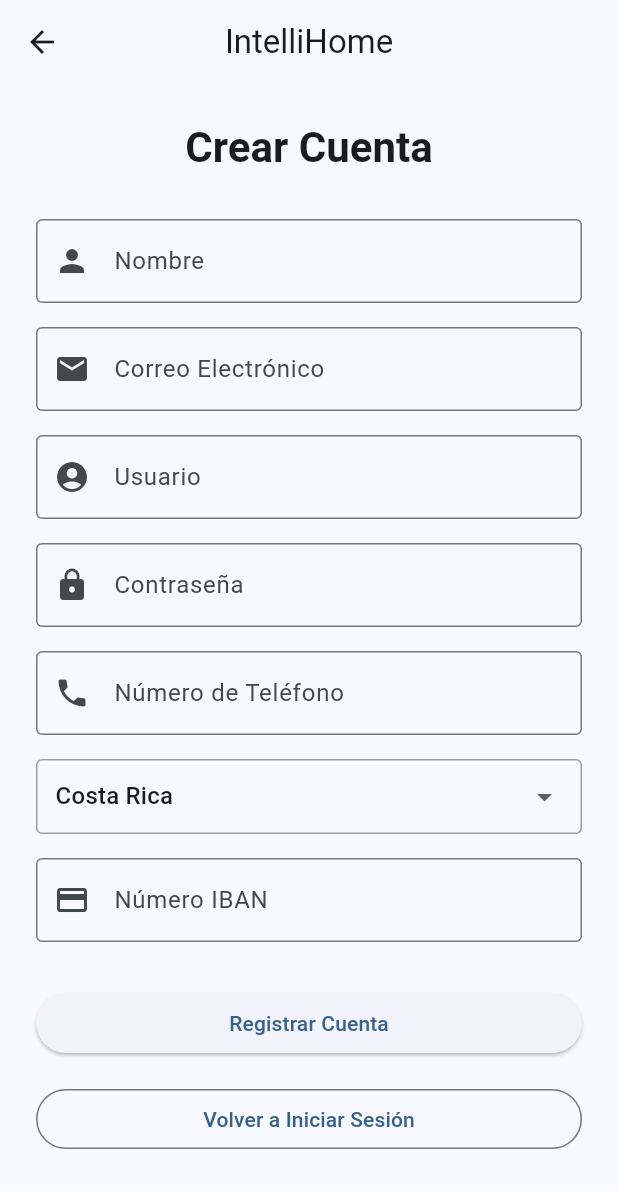
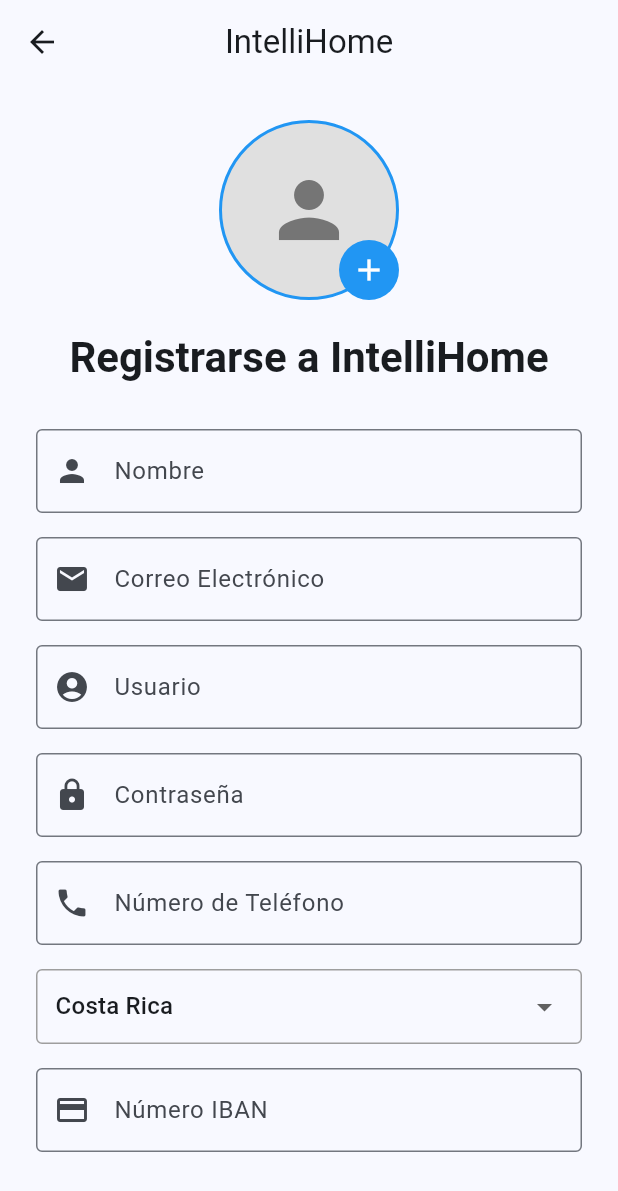
Before and after one commit to Rodiver-Baltodano/Proyect_IntelliHome, a Flutter app: the RegisterScreen screen opened by its route, on a phone screen of 412 x 824 dp. Shown: the top 1191 px of the screen. Run offline on Flutter 3.47's test engine with Material 3 defaults, Android fonts, the phone set to English and light mode, and no system bars; our stand-ins replace flutter_colorpicker; accounts and stored records are empty.

Commit message:
Se agregan mas opciones a la vista register
- Se agrega el espacio para subir una foto
- Se agrega el espacio para aceptar terminos y condiciones

```diff
--- a/intellihome/lib/screens/auth/register_screen.dart
+++ b/intellihome/lib/screens/auth/register_screen.dart
@@ -16,6 +16,7 @@
   final _ibanController = TextEditingController();
 
   String _nacionalidadSeleccionada = 'Costa Rica';
+  bool _aceptaTerminos = false;
 
   final List<String> _nacionalidades = [
     'Costa Rica',
@@ -54,6 +55,7 @@
     print('Teléfono: ${_telefonoController.text}');
     print('Nacionalidad: $_nacionalidadSeleccionada');
     print('IBAN: ${_ibanController.text}');
+    print('Acepta Términos: $_aceptaTerminos');
     print('==========================');
 
     ScaffoldMessenger.of(context).showSnackBar(
@@ -62,6 +64,10 @@
         backgroundColor: Colors.green,
       ),
     );
+  }
+
+  void _handleTerminosAndCondiciones() {
+    print('Hipervinculo de Términos y Condiciones presionado');
   }
 
   @override
@@ -78,9 +84,51 @@
             mainAxisAlignment: MainAxisAlignment.center,
             crossAxisAlignment: CrossAxisAlignment.stretch,
             children: [
-              // Título
+              // Foto de perfil circular con +
+              Center(
+                child: Stack(
+                  children: [
+                    Container(
+                      width: 120,
+                      height: 120,
+                      decoration: BoxDecoration(
+                        shape: BoxShape.circle,
+                        color: Colors.grey[300],
+                        border: Border.all(
+                          color: Colors.blue,
+                          width: 2,
+                        ),
+                      ),
+                      child: Icon(
+                        Icons.person,
+                        size: 60,
+                        color: Colors.grey[600],
+                      ),
+                    ),
+                    Positioned(
+                      bottom: 0,
+                      right: 0,
+                      child: Container(
+                        decoration: const BoxDecoration(
+                          shape: BoxShape.circle,
+                          color: Colors.blue,
+                        ),
+                        padding: const EdgeInsets.all(8),
+                        child: const Icon(
+                          Icons.add,
+                          color: Colors.white,
+                          size: 24,
+                        ),
+                      ),
+                    ),
+                  ],
+                ),
+              ),
+              const SizedBox(height: 20),
+
+              // Leyenda de registro
               Text(
-                'Crear Cuenta',
+                'Registrarse a IntelliHome',
                 style: Theme.of(context).textTheme.headlineMedium?.copyWith(
                       fontWeight: FontWeight.bold,
                     ),
@@ -193,7 +241,44 @@
                 onPressed: _handleRegister,
                 child: const Text('Registrar Cuenta'),
               ),
-              const SizedBox(height: 16),
+              const SizedBox(height: 20),
+
+              // Texto de términos y condiciones
+              Center(
+                child: Text(
+                  'Como último paso, le invitamos a leer nuestros',
+                  style: Theme.of(context).textTheme.bodySmall,
+                  textAlign: TextAlign.center,
+                ),
+              ),
+              const SizedBox(height: 12),
+
+              // Checkbox y hipervinculo de términos
+              Row(
+                children: [
+                  Checkbox(
+                    value: _aceptaTerminos,
+                    onChanged: (value) {
+                      setState(() {
+                        _aceptaTerminos = value ?? false;
+                      });
+                    },
+                  ),
+                  Expanded(
+                    child: GestureDetector(
+                      onTap: _handleTerminosAndCondiciones,
+                      child: Text(
+                        'Términos y condiciones',
+                        style: Theme.of(context).textTheme.bodySmall?.copyWith(
+                              color: Colors.blue,
+                              decoration: TextDecoration.underline,
+                            ),
+                      ),
+                    ),
+                  ),
+                ],
+              ),
+              const SizedBox(height: 20),
 
               // Botón volver a login
               OutlinedButton(
```
